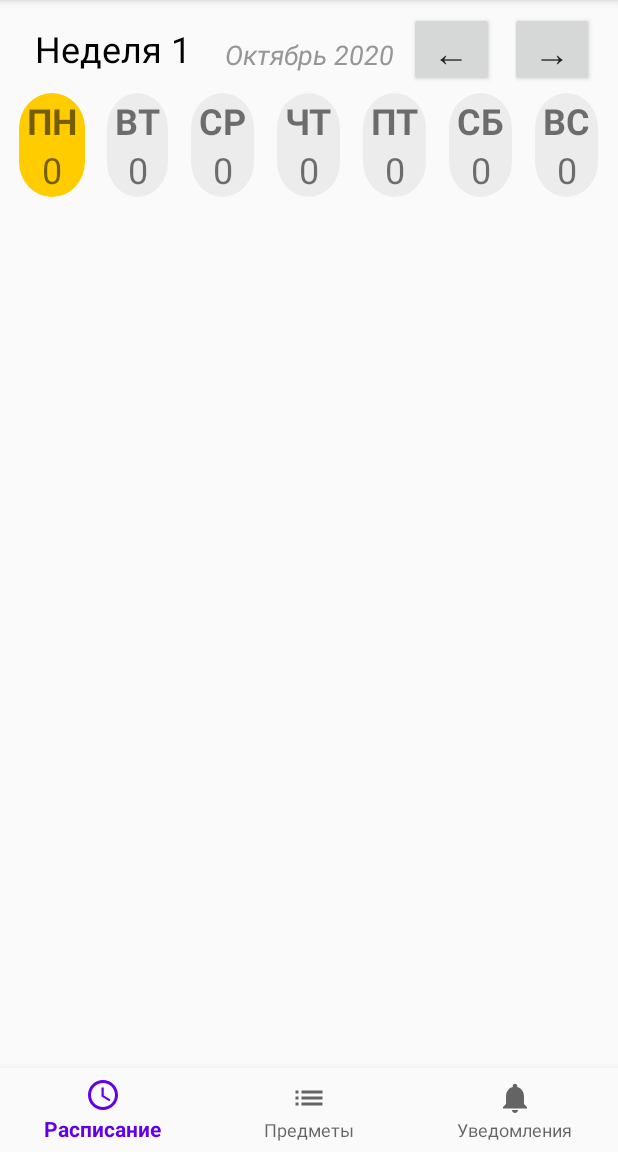
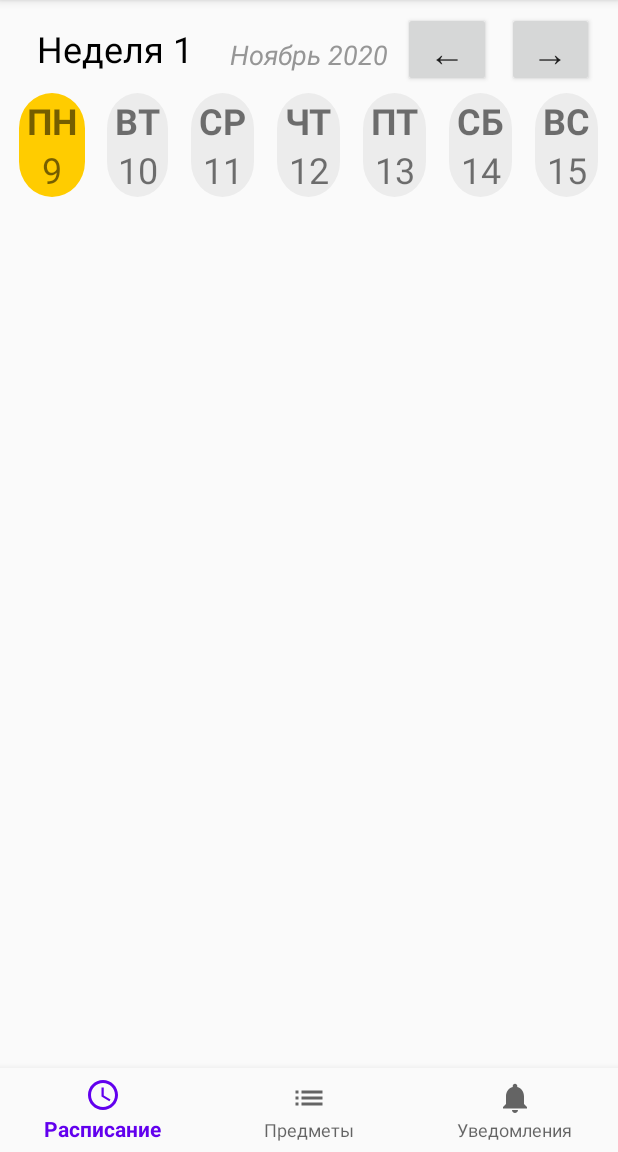
Before and after one commit to ruslan-fatkullov/StudentApp, an Android app: the ScheduleFragment screen opened directly, with no data from a screen before it, after a tap on an icon or button, on a phone screen of 412 x 824 dp, the part 84-1236 px from its top. Run offline under Robolectric (Android 15) with nearby library versions, the phone set to English and light mode, and no system bars; network calls fail; 1 statement that could not run was skipped; 1 other tap on this screen came first.

Commit message:
Working schedule

```diff
--- a/app/src/main/java/com/example/studentass/fragments/ScheduleFragment.kt
+++ b/app/src/main/java/com/example/studentass/fragments/ScheduleFragment.kt
@@ -14,6 +14,7 @@ import com.example.studentass.models.Schedule
 import com.google.gson.GsonBuilder
 import kotlinx.android.synthetic.main.fragment_schedule.*
 import kotlinx.android.synthetic.main.schedule_days_layout_item.view.*
+import java.util.*
 import kotlin.concurrent.thread
 
 // TODO: Rename parameter arguments, choose names that match
@@ -55,6 +56,8 @@ class ScheduleFragment : Fragment() {
     private var schedule: Schedule? = null
     private var weekNum: Int = 0
     private var dayNum: Int = 0
+    private var daysIn: List<View>? = null
+    private val calendar = Calendar.getInstance()
 
 
     override fun onCreate(savedInstanceState: Bundle?) {
@@ -76,10 +79,11 @@ class ScheduleFragment : Fragment() {
     override fun onViewCreated(view: View, savedInstanceState: Bundle?) {
         super.onViewCreated(view, savedInstanceState)
 
-        previousWeekBn.setOnClickListener { onPreviousWeekBnClick(view) }
-        nextWeekBn.setOnClickListener { onNextWeekBnClick(view) }
+        previousWeekBn.setOnClickListener { run { onWeekBnClick(-1) } }
+        nextWeekBn.setOnClickListener { run { onWeekBnClick(1) } }
 
-        dayNum = 0
+        daysIn = listOf<View>(dayIn1, dayIn2, dayIn3, dayIn4, dayIn5, dayIn6, dayIn7)
+        dayNum = formatDayOfWeek(calendar.get(Calendar.DAY_OF_WEEK))
         weekNum = 0
         dayIn1.dayOfWeekTextView.text = "ПН"
         dayIn2.dayOfWeekTextView.text = "ВТ"
@@ -88,12 +92,12 @@ class ScheduleFragment : Fragment() {
         dayIn5.dayOfWeekTextView.text = "ПТ"
         dayIn6.dayOfWeekTextView.text = "СБ"
         dayIn7.dayOfWeekTextView.text = "ВС"
-        val daysIn = listOf<View>(dayIn1, dayIn2, dayIn3, dayIn4, dayIn5, dayIn6, dayIn7)
         for (x in 0..6) {
-            daysIn[x].setOnFocusChangeListener {_, _ -> OnDayFocus(x)}
+            daysIn!![x].setOnFocusChangeListener { _, _ -> onDayFocus(x)}
         }
-        daysIn[dayNum].requestFocus()
+        daysIn!![dayNum].requestFocus()
         weekTv.text = "Неделя ${weekNum + 1}"
+        updateDate()
 
         schedulePairsRv.layoutManager = LinearLayoutManager(context!!, LinearLayoutManager.VERTICAL, false)
         //setPairsList(0, 0)
@@ -119,32 +123,10 @@ class ScheduleFragment : Fragment() {
         }
     }
 
-    fun OnDayFocus(dayOfWeek: Int){
-        dayNum = dayOfWeek
-
-        if (schedule != null) {
-            try {
-                updatePairsList()
-            }
-            catch (e: Exception) {
-                Toast.makeText(context, "Schedule update error: $e", Toast.LENGTH_SHORT).show()
-            }
-        }
-    }
-
-    fun switchWeek() {
-        if (weekNum == 0) weekNum = 1
-        else weekNum = 0
-        weekTv.text = "Неделя ${weekNum + 1}"
-
-        if (schedule != null) {
-            try {
-                updatePairsList()
-            }
-            catch (e: Exception) {
-                Toast.makeText(context, "Schedule update error: $e", Toast.LENGTH_SHORT).show()
-            }
-        }
+    private fun formatDayOfWeek(dayOfWeek: Int): Int {
+        var newDayOfWeek = dayOfWeek - 2
+        if (newDayOfWeek < 0) newDayOfWeek = 6
+        return newDayOfWeek
     }
 
     private fun updatePairsList() {
@@ -170,12 +152,63 @@ class ScheduleFragment : Fragment() {
         schedulePairsRv.adapter = SchedulePairsRvAdapter(context!!, scheduleDay.coupels)
     }
 
-    private fun onPreviousWeekBnClick(view: View){
-        switchWeek()
+    private fun updateDate() {
+        weekTv.text = "Неделя ${weekNum + 1}"
 
+        var tempCalendar = calendar.clone() as Calendar
+        tempCalendar.add(Calendar.DAY_OF_WEEK, -dayNum)
+        for (i in 0..6) {
+            daysIn!![i].dayTextView.text = tempCalendar.get(Calendar.DAY_OF_MONTH).toString()
+            tempCalendar.add(Calendar.DAY_OF_WEEK, 1)
+        }
+
+        val text = "${when (calendar.get(Calendar.MONTH)) {
+            Calendar.JANUARY -> "Январь"
+            Calendar.FEBRUARY -> "Февраль"
+            Calendar.MARCH -> "Март"
+            Calendar.APRIL -> "Апрель"
+            Calendar.MAY -> "Май"
+            Calendar.JUNE -> "Июнь"
+            Calendar.JULY -> "Июль"
+            Calendar.AUGUST -> "Август"
+            Calendar.SEPTEMBER -> "Сентябрь"
+            Calendar.OCTOBER -> "Октябрь"
+            Calendar.NOVEMBER -> "Ноябрь"
+            Calendar.DECEMBER -> "Декабрь"
+            else -> "Error"
+        }} ${calendar.get(Calendar.YEAR)}"
+        dateTv.text = text
     }
-    private fun onNextWeekBnClick(view: View){
-        switchWeek()
 
+    private fun onWeekBnClick(dir: Int){
+        if (weekNum == 0) weekNum = 1
+        else weekNum = 0
+        calendar.add(Calendar.DAY_OF_WEEK, 7 * dir)
+        updateDate()
+
+        if (schedule != null) {
+            try {
+                updatePairsList()
+            }
+            catch (e: Exception) {
+                Toast.makeText(context, "Schedule update error: $e", Toast.LENGTH_SHORT).show()
+            }
+        }
+    }
+
+    private fun onDayFocus(dayOfWeek: Int) {
+        calendar.add(Calendar.DAY_OF_WEEK, -dayNum)
+        dayNum = dayOfWeek
+        calendar.add(Calendar.DAY_OF_WEEK, dayNum)
+        updateDate()
+
+        if (schedule != null) {
+            try {
+                updatePairsList()
+            }
+            catch (e: Exception) {
+                Toast.makeText(context, "Schedule update error: $e", Toast.LENGTH_SHORT).show()
+            }
+        }
     }
 }
```
